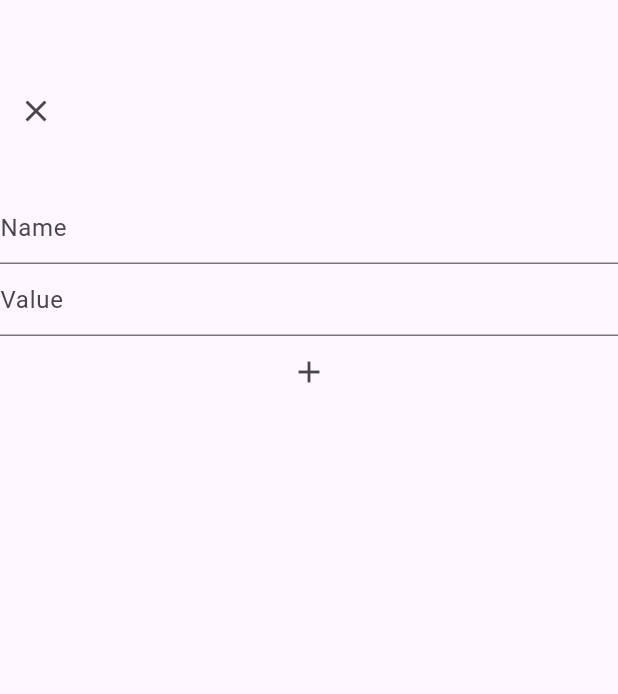
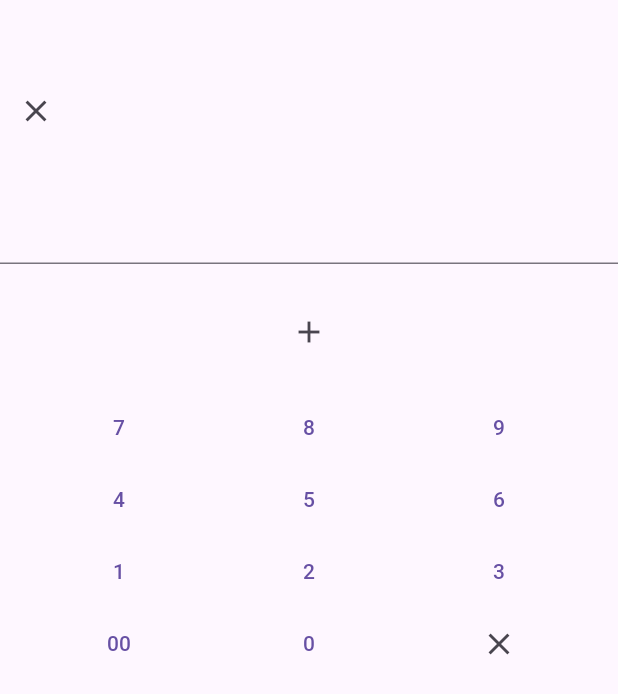
Before and after one commit to billy948787/UsefulMoney, a Flutter app: the AddAccountView screen opened by its route, on a phone screen of 412 x 824 dp. Shown: the top 694 px of the screen. Run offline on Flutter 3.47's test engine with Material 3 defaults, Android fonts, the phone set to English and light mode, and no system bars; drawn by our look-alikes of flutter_platform_widgets; our stand-ins replace bloc, equatable, flutter_bloc, sqflite; accounts and stored records are empty.

Commit message:
add numpad

```diff
--- /dev/null
+++ b/lib/business_logic/services/counting/bloc/couter_state.dart
@@ -0,0 +1,4 @@
+class CounterState {
+  final String value;
+  const CounterState({required this.value});
+}
--- a/lib/business_logic/services/routing/navigation_bar_cubit.dart
+++ /dev/null
@@ -1,14 +0,0 @@
-import 'package:bloc/bloc.dart';
-import 'package:flutter/material.dart';
-import 'package:flutter_platform_widgets/flutter_platform_widgets.dart';
-
-class NavigationBarCubit extends Cubit<int> {
-  NavigationBarCubit(int index) : super(index);
-
-  void changeIndex(
-      {required int target,
-      required PlatformTabController controller,
-      required BuildContext context}) {
-    controller.setIndex(context, target);
-  }
-}
--- a/lib/ui/views/account/account_list_view.dart
+++ b/lib/ui/views/account/account_list_view.dart
@@ -1,6 +1,5 @@
 import 'package:flutter/material.dart';
 import 'package:flutter_bloc/flutter_bloc.dart';
-import 'package:flutter_platform_widgets/flutter_platform_widgets.dart';
 import 'package:usefulmoney/business_logic/interface_operation/bloc/ui_bloc.dart';
 import 'package:usefulmoney/business_logic/interface_operation/bloc/ui_event.dart';
 import 'package:usefulmoney/business_logic/interface_operation/bloc/ui_state.dart';
@@ -71,13 +70,12 @@ class _AccountListViewState extends State<AccountListView> {
                 background: Container(
                   decoration: const BoxDecoration(color: Colors.red),
                   alignment: Alignment.centerRight,
-                  child:
-                      Icon(context.platformIcons.delete, color: Colors.black),
+                  child: const Icon(Icons.delete, color: Colors.black),
                 ),
                 confirmDismiss: (direction) {
                   return showDeleteDialog(context);
                 },
-                child: PlatformListTile(
+                child: ListTile(
                   title: Text(
                     widget.accounts[index].accountName,
                   ),
--- a/lib/ui/views/account/add_account_view.dart
+++ b/lib/ui/views/account/add_account_view.dart
@@ -1,11 +1,13 @@
 import 'package:flutter/material.dart';
 import 'package:flutter_bloc/flutter_bloc.dart';
-import 'package:flutter_platform_widgets/flutter_platform_widgets.dart';
 import 'package:usefulmoney/business_logic/constant/route.dart';
+import 'package:usefulmoney/business_logic/services/counting/bloc/couter_cubit.dart';
+import 'package:usefulmoney/business_logic/services/counting/bloc/couter_state.dart';
 import 'package:usefulmoney/business_logic/services/data/bloc/data_bloc.dart';
 import 'package:usefulmoney/business_logic/services/data/bloc/data_event.dart';
 import 'package:usefulmoney/business_logic/services/data/bloc/data_state.dart';
 import 'package:usefulmoney/business_logic/services/data/type/database_book.dart';
+import 'package:usefulmoney/ui/widgets/numpad.dart';
 import 'dart:developer' as devtool show log;
 
 import 'package:usefulmoney/utililties/dialogs/error_dialog.dart';
@@ -19,19 +21,16 @@ class AddAccountView extends StatefulWidget {
 
 class _AddAccountViewState extends State<AddAccountView> {
   late final TextEditingController _name;
-  late final TextEditingController _value;
 
   @override
   void initState() {
     _name = TextEditingController();
-    _value = TextEditingController();
     super.initState();
   }
 
   @override
   void dispose() {
     _name.dispose();
-    _value.dispose();
     super.dispose();
   }
 
@@ -41,7 +40,7 @@ class _AddAccountViewState extends State<AddAccountView> {
         ModalRoute.of(context)!.settings.arguments as DatabaseBook?;
     if (account != null) {
       _name.text = account.accountName;
-      _value.text = account.value.toString();
+      context.read<CounterCubit>().add(account.value.toString());
     }
     return BlocListener<DataBloc, DataState>(
       listener: (context, state) async {
@@ -56,7 +55,9 @@ class _AddAccountViewState extends State<AddAccountView> {
           );
         }
       },
-      child: Scaffold(
+      child: BlocBuilder<CounterCubit, CounterState>(
+        builder: (context, state) {
+          return Scaffold(
             body: Column(
               children: [
                 const SizedBox(
@@ -64,8 +65,8 @@ class _AddAccountViewState extends State<AddAccountView> {
                 ),
                 Align(
                   alignment: Alignment.centerLeft,
-              child: PlatformIconButton(
-                icon: Icon(context.platformIcons.clear),
+                  child: IconButton(
+                    icon: const Icon(Icons.clear),
                     onPressed: () {
                       final state = context.read<DataBloc>().state;
                       devtool.log(state.toString());
@@ -80,21 +81,16 @@ class _AddAccountViewState extends State<AddAccountView> {
                 const SizedBox(
                   height: 30,
                 ),
-            PlatformTextField(
+                TextField(
                   controller: _name,
                   keyboardType: TextInputType.name,
-              hintText: 'Name',
                 ),
-            PlatformTextField(
-              controller: _value,
-              keyboardType: TextInputType.number,
-              hintText: 'Value',
-            ),
-            PlatformIconButton(
-              icon: Icon(context.platformIcons.add),
+                Text(state.value),
+                IconButton(
+                  icon: const Icon(Icons.add),
                   onPressed: () {
                     final name = _name.text;
-                final value = _value.text;
+                    final value = state.value;
                     if (account != null) {
                       context.read<DataBloc>().add(DataEventNewOrUpdateAccount(
                             name: name,
@@ -112,9 +108,15 @@ class _AddAccountViewState extends State<AddAccountView> {
                           ));
                     }
                   },
-            )
+                ),
+                const Padding(
+                  padding: EdgeInsets.all(16.0),
+                  child: Numpad(),
+                ),
               ],
             ),
+          );
+        },
       ),
     );
   }
--- a/lib/ui/views/balance/balance_view.dart
+++ b/lib/ui/views/balance/balance_view.dart
@@ -1,6 +1,5 @@
 import 'package:flutter/material.dart';
 import 'package:flutter_bloc/flutter_bloc.dart';
-import 'package:flutter_platform_widgets/flutter_platform_widgets.dart';
 import 'package:usefulmoney/business_logic/services/data/account_service.dart';
 import 'package:usefulmoney/business_logic/services/data/bloc/data_bloc.dart';
 import 'package:usefulmoney/business_logic/services/data/bloc/data_event.dart';
@@ -37,7 +36,7 @@ class _BalanceViewState extends State<BalanceView> {
               if (snapshot.hasData) {
                 return Text(snapshot.data.toString());
               } else {
-                return PlatformCircularProgressIndicator();
+                return const CircularProgressIndicator();
               }
             },
           ),
--- a/lib/ui/widgets/numpad.dart
+++ b/lib/ui/widgets/numpad.dart
@@ -0,0 +1,115 @@
+import 'package:flutter/material.dart';
+import 'package:flutter_bloc/flutter_bloc.dart';
+import 'package:usefulmoney/business_logic/services/counting/bloc/couter_cubit.dart';
+
+class Numpad extends StatelessWidget {
+  const Numpad({super.key});
+
+  @override
+  Widget build(BuildContext context) {
+    return Column(
+      children: [
+        Row(
+          children: [
+            Expanded(
+                child: TextButton(
+              onPressed: () {
+                context.read<CounterCubit>().add('7');
+              },
+              child: const Text('7'),
+            )),
+            Expanded(
+                child: TextButton(
+              onPressed: () {
+                context.read<CounterCubit>().add('8');
+              },
+              child: const Text('8'),
+            )),
+            Expanded(
+                child: TextButton(
+              onPressed: () {
+                context.read<CounterCubit>().add('9');
+              },
+              child: const Text('9'),
+            )),
+          ],
+        ),
+        Row(
+          children: [
+            Expanded(
+                child: TextButton(
+              onPressed: () {
+                context.read<CounterCubit>().add('4');
+              },
+              child: const Text('4'),
+            )),
+            Expanded(
+                child: TextButton(
+              onPressed: () {
+                context.read<CounterCubit>().add('5');
+              },
+              child: const Text('5'),
+            )),
+            Expanded(
+                child: TextButton(
+              onPressed: () {
+                context.read<CounterCubit>().add('6');
+              },
+              child: const Text('6'),
+            )),
+          ],
+        ),
+        Row(
+          children: [
+            Expanded(
+                child: TextButton(
+              onPressed: () {
+                context.read<CounterCubit>().add('1');
+              },
+              child: const Text('1'),
+            )),
+            Expanded(
+                child: TextButton(
+              onPressed: () {
+                context.read<CounterCubit>().add('2');
+              },
+              child: const Text('2'),
+            )),
+            Expanded(
+                child: TextButton(
+              onPressed: () {
+                context.read<CounterCubit>().add('3');
+              },
+              child: const Text('3'),
+            )),
+          ],
+        ),
+        Row(
+          children: [
+            Expanded(
+                child: TextButton(
+              onPressed: () {
+                context.read<CounterCubit>().add('00');
+              },
+              child: const Text('00'),
+            )),
+            Expanded(
+                child: TextButton(
+              onPressed: () {
+                context.read<CounterCubit>().add('0');
+              },
+              child: const Text('0'),
+            )),
+            Expanded(
+                child: IconButton(
+              onPressed: () {
+                context.read<CounterCubit>().clear();
+              },
+              icon: const Icon(Icons.clear),
+            )),
+          ],
+        ),
+      ],
+    );
+  }
+}
--- a/pubspec.yaml
+++ b/pubspec.yaml
@@ -40,7 +40,6 @@ dependencies:
   sqflite: ^2.3.1
   path_provider: ^2.1.2
   path: ^1.8.3
-  flutter_platform_widgets: ^6.0.2
   equatable: ^2.0.5
 
 dev_dependencies:
```
Also changed, not shown: lib/business_logic/services/counting/bloc/couter_cubit.dart (added, +26 -0 lines), lib/business_logic/services/counting/counting_service.dart (+30 -0 lines), lib/main.dart (+9 -14 lines), lib/ui/views/account/book_view.dart (+26 -18 lines), lib/ui/views/main_page_view.dart (+17 -38 lines), lib/utililties/dialogs/generic_dialog.dart (+3 -4 lines), pubspec.lock. Lines whose indentation alone changed are shown as unchanged.
